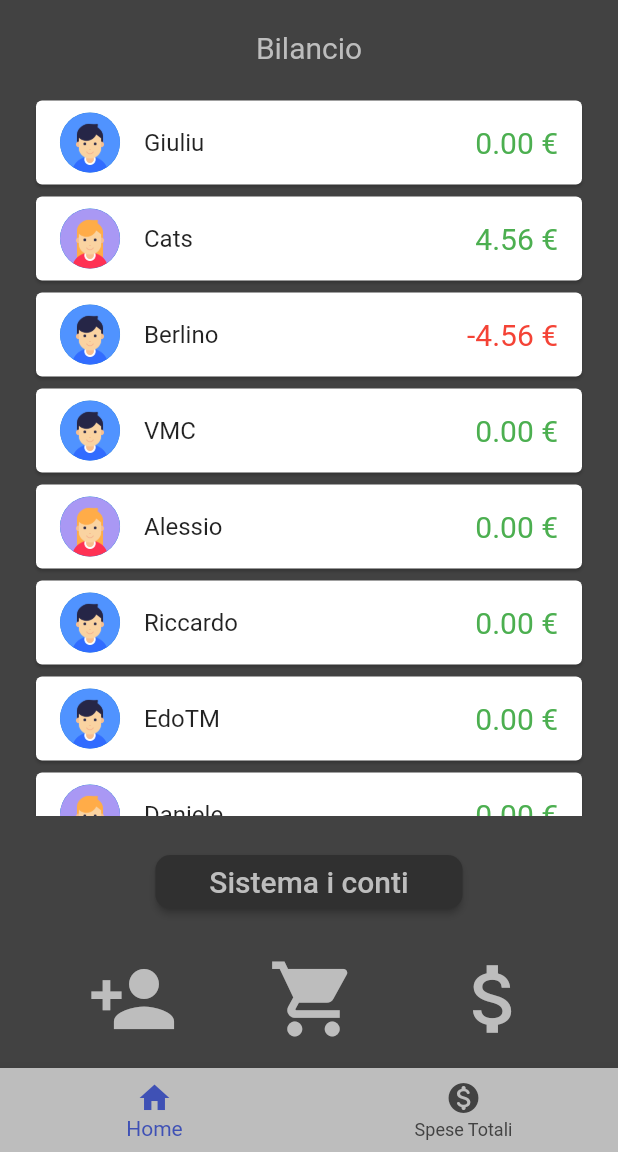
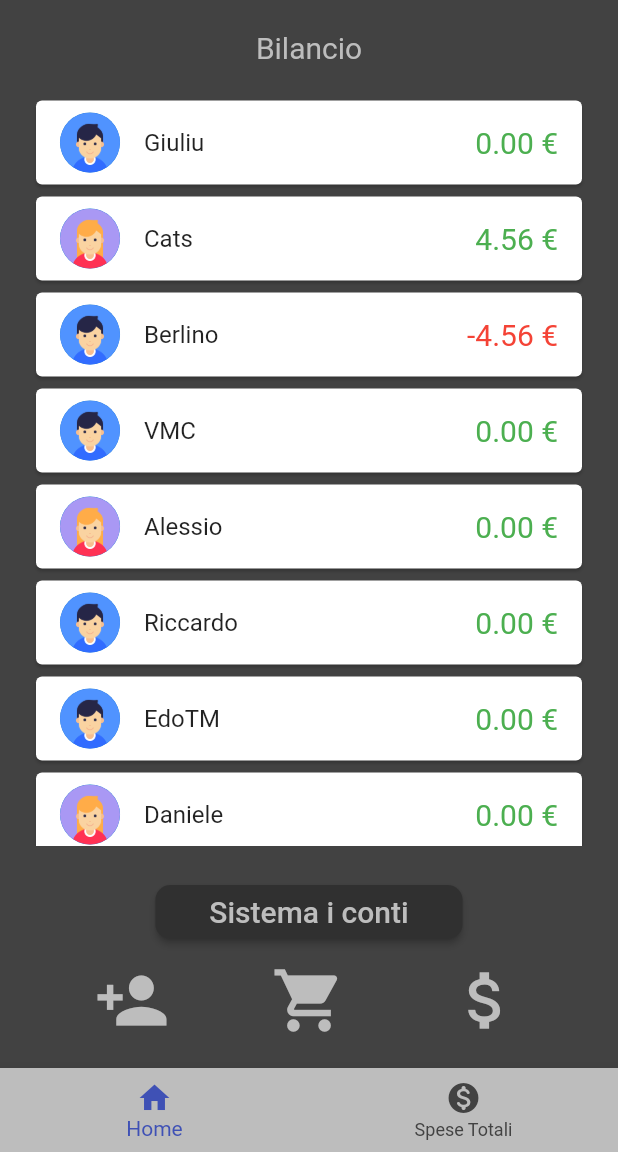
Before and after one commit to giumanuz/appspese, a Flutter app: the screen it shows after launch, on a phone screen of 412 x 824 dp, the part 84-1236 px from its top. Run offline on Flutter 3.47's test engine with Material 2 defaults, Android fonts, the phone set to English and light mode, and no system bars; drawn by our look-alikes of dropdown_button2; missing offline and left inert: spinner_date_time_picker; Roboto replaces fonts that are missing (Oxygen-Light, Oxygen-Regular).

Commit message:
centrati pure i bottoni

```diff
--- a/lib/pages/home/home_page.dart
+++ b/lib/pages/home/home_page.dart
@@ -29,11 +29,11 @@ class _HomePageState extends State<HomePage> {
     ]);
   }
 
-  SizedBox threeButtonRow(BuildContext context) {
-    return SizedBox(
-      height: 80,
+  Container threeButtonRow(BuildContext context) {
+    return Container(
+      padding: EdgeInsets.only(top: 10),
+      height: 60,
       child: Row(
-        mainAxisSize: MainAxisSize.max,
         mainAxisAlignment: MainAxisAlignment.spaceEvenly,
         children: [
           addPersonButton(context),
@@ -46,36 +46,40 @@ class _HomePageState extends State<HomePage> {
 
   SizedBox addPaymentButton() {
     return SizedBox(
-      width: 70,
+      width: 60,
       child: IconButton(
+          iconSize: 50,
+          padding: const EdgeInsets.symmetric(horizontal: 5),
           onPressed: () {},
           icon: Icon(
             Icons.attach_money,
             color: Colors.grey[400],
-            size: 60.0,
           )),
     );
   }
 
   SizedBox addExpenseButton() {
     return SizedBox(
-      width: 70,
+      width: 60,
       child: IconButton(
+          iconSize: 50,
+          padding: const EdgeInsets.symmetric(horizontal: 5),
           onPressed: () {
             Navigator.pushNamed(context, '/addExpense');
           },
           icon: Icon(
             Icons.shopping_cart,
             color: Colors.grey[400],
-            size: 60.0,
           )),
     );
   }
 
   SizedBox addPersonButton(BuildContext context) {
     return SizedBox(
-      width: 70,
+      width: 60,
       child: IconButton(
+          iconSize: 50,
+          padding: const EdgeInsets.symmetric(horizontal: 5),
           onPressed: () {
             showDialog(
                 context: context,
@@ -104,11 +108,10 @@ class _HomePageState extends State<HomePage> {
               }
             });
           },
-          alignment: Alignment.bottomLeft,
+          alignment: Alignment.center,
           icon: Icon(
             Icons.person_add,
             color: Colors.grey[400],
-            size: 60.0,
           )),
     );
   }
```
